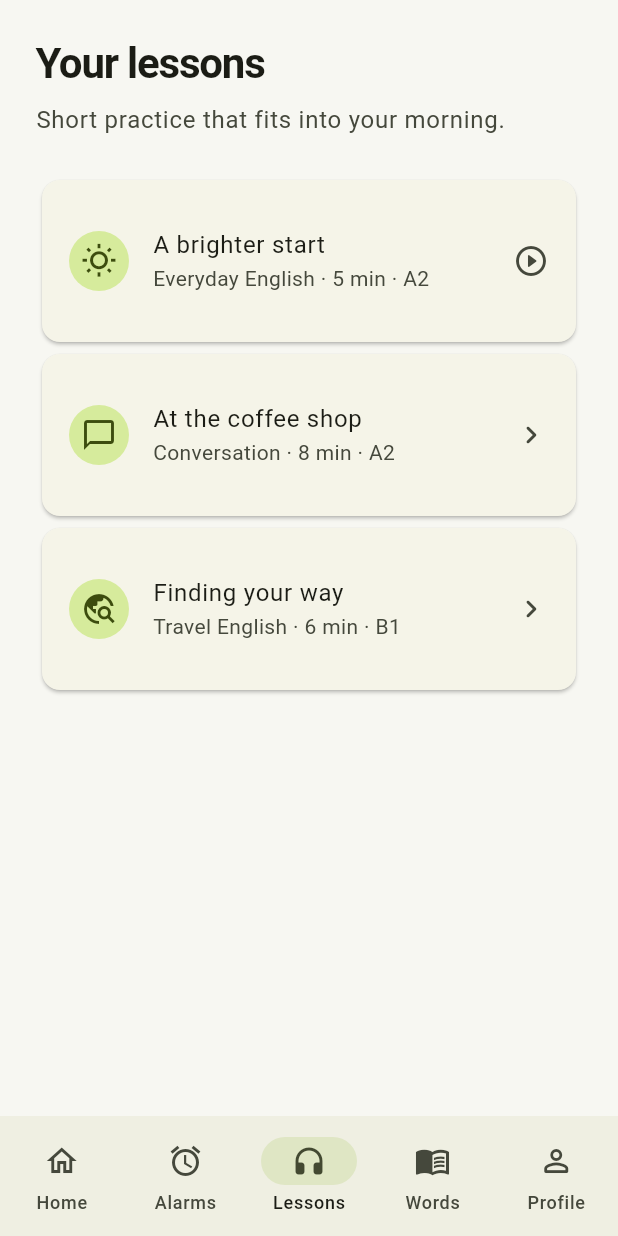
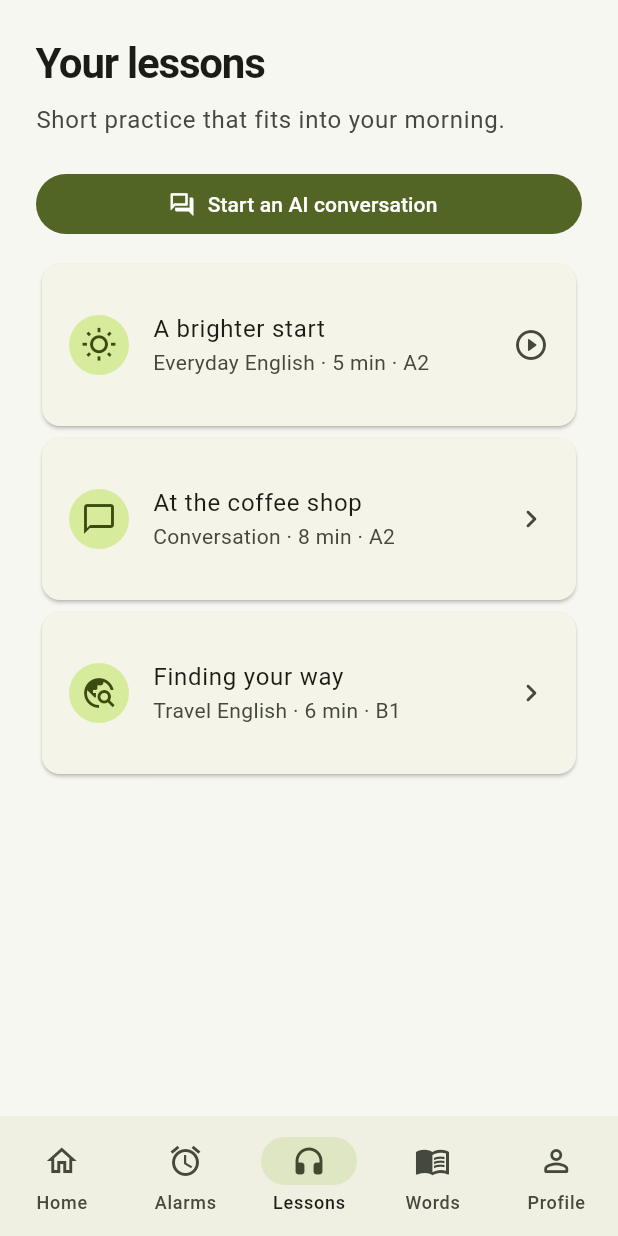
Before and after one commit to kuangbaojsmnns/AI-Alarm-English-Pro, a Flutter app: the screen it shows after launch, item 3 of the bottom bar chosen, on a phone screen of 412 x 824 dp. Run offline on Flutter 3.47's test engine with Material 3 defaults, Android fonts, the phone set to English and light mode, and no system bars; our stand-ins replace dio, flutter_riverpod, go_router, shared_preferences; network calls fail.

Commit message:
Link lessons area to AI Chat demo

```diff
--- a/app/lib/features/lessons/presentation/lessons_page.dart
+++ b/app/lib/features/lessons/presentation/lessons_page.dart
@@ -1,4 +1,6 @@
 import 'package:flutter/material.dart';
+import 'package:go_router/go_router.dart';
+
 import '../../../core/widgets/page_header.dart';
 
 class LessonsPage extends StatelessWidget {
@@ -14,7 +16,13 @@ class LessonsPage extends StatelessWidget {
             title: 'Your lessons',
             subtitle: 'Short practice that fits into your morning.',
           ),
-          const SizedBox(height: 24),
+          const SizedBox(height: 20),
+          FilledButton.icon(
+            onPressed: () => context.push('/lessons/chat'),
+            icon: const Icon(Icons.forum_outlined),
+            label: const Text('Start an AI conversation'),
+          ),
+          const SizedBox(height: 12),
           Card(
             child: ListTile(
               contentPadding: const EdgeInsets.all(18),
@@ -32,7 +40,7 @@ class LessonsPage extends StatelessWidget {
               title: const Text('At the coffee shop'),
               subtitle: const Text('Conversation · 8 min · A2'),
               trailing: const Icon(Icons.chevron_right_rounded),
-              onTap: () {},
+              onTap: () => context.push('/lessons/chat'),
             ),
           ),
           Card(
```
